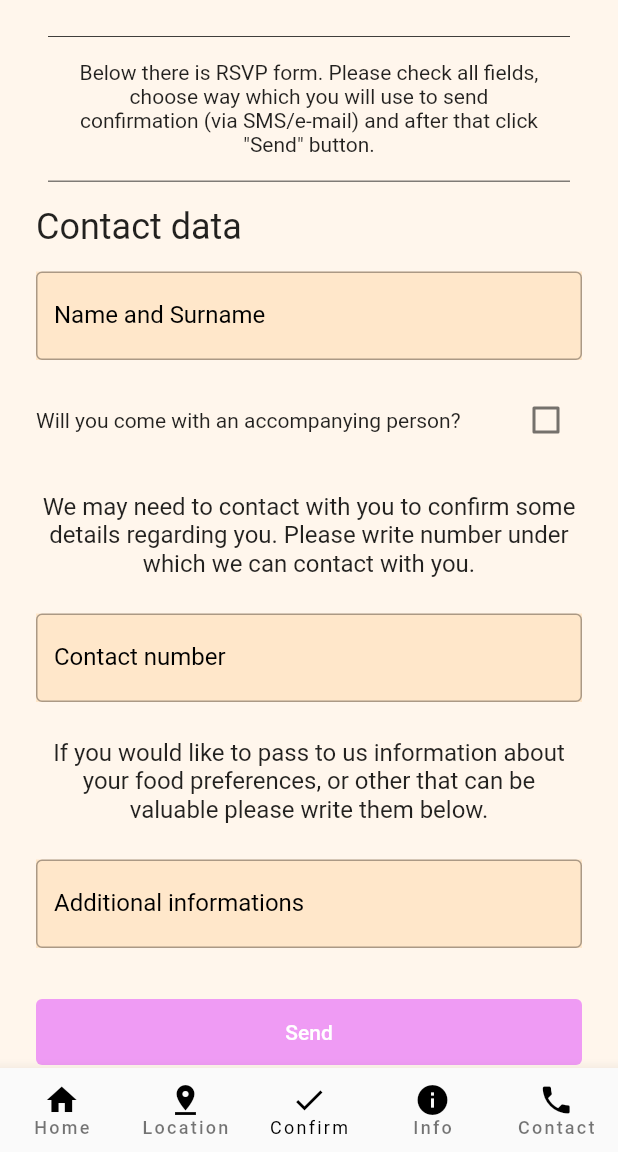
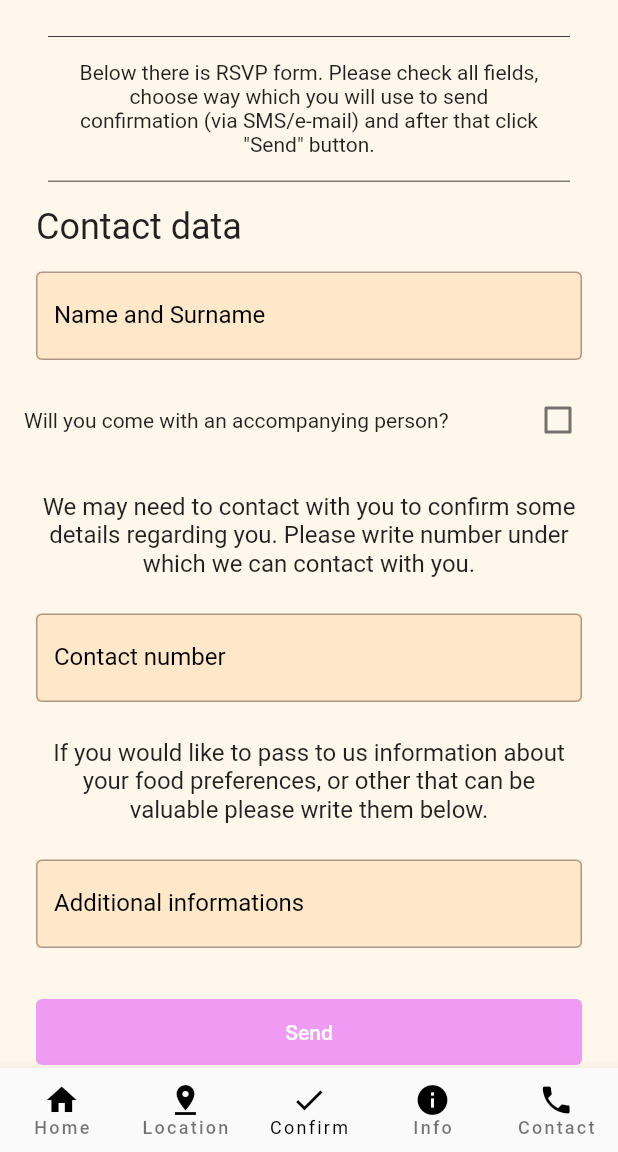
Before and after one commit to Tyluuus/Wedding_App, a Flutter app: the screen it shows after launch, item 3 of the bottom bar chosen, on a phone screen of 412 x 824 dp, the part 84-1236 px from its top. Run offline on Flutter 3.47's test engine with Material 2 defaults, Android fonts, the phone set to English and light mode, and no system bars; our stand-ins replace auto_route, bloc, flutter_hooks, flutter_keyboard_visibility, flutter_map, flutter_secure_storage and 5 more; missing offline and left inert: add_2_calendar; generated files the repository leaves out were written again; Roboto replaces fonts that are missing (Signika).

Commit message:
small fix

```diff
--- a/lib/presentation/pages/confirmation/widgets/confirmation_form_widget.dart
+++ b/lib/presentation/pages/confirmation/widgets/confirmation_form_widget.dart
@@ -57,6 +57,7 @@ class ConfirmationFormWidget extends HookWidget {
           Padding(
             padding: kDefaultCheckboxQuestionPadding,
             child: Row(
+              mainAxisSize: MainAxisSize.max,
               children: [
                 Align(
                   alignment: Alignment.centerLeft,
@@ -87,7 +88,7 @@ class ConfirmationFormWidget extends HookWidget {
               : Container(),
           withPartner.value
               ? Padding(
-                  padding: kDefaultTextFieldPadding,
+                  padding: kDefaultCheckboxQuestionPadding,
                   child: Row(
                     children: [
                       Align(
--- a/lib/presentation/styles/dimensions.dart
+++ b/lib/presentation/styles/dimensions.dart
@@ -23,7 +23,7 @@ const kDefaultAllSidesNotEqualPaddingReverse = EdgeInsets.fromLTRB(16, 24, 16, 2
 const kDefaultLTRPadding = EdgeInsets.fromLTRB(24.0, 0.0, 24.0, 8.0);
 const kDefaultTextFieldPadding = EdgeInsets.fromLTRB(24.0, 8.0, 24.0, 8.0);
 
-const kDefaultCheckboxQuestionPadding = EdgeInsets.symmetric(horizontal: 24.0, vertical: 8.0);
+const kDefaultCheckboxQuestionPadding = EdgeInsets.symmetric(horizontal: 16.0, vertical: 8.0);
 
 const kDefaultSizedBoxPaddingValue = 4.0;
 const kPageSidePaddingValue = 24.0;
```
Also changed, not shown: 3 other files.
